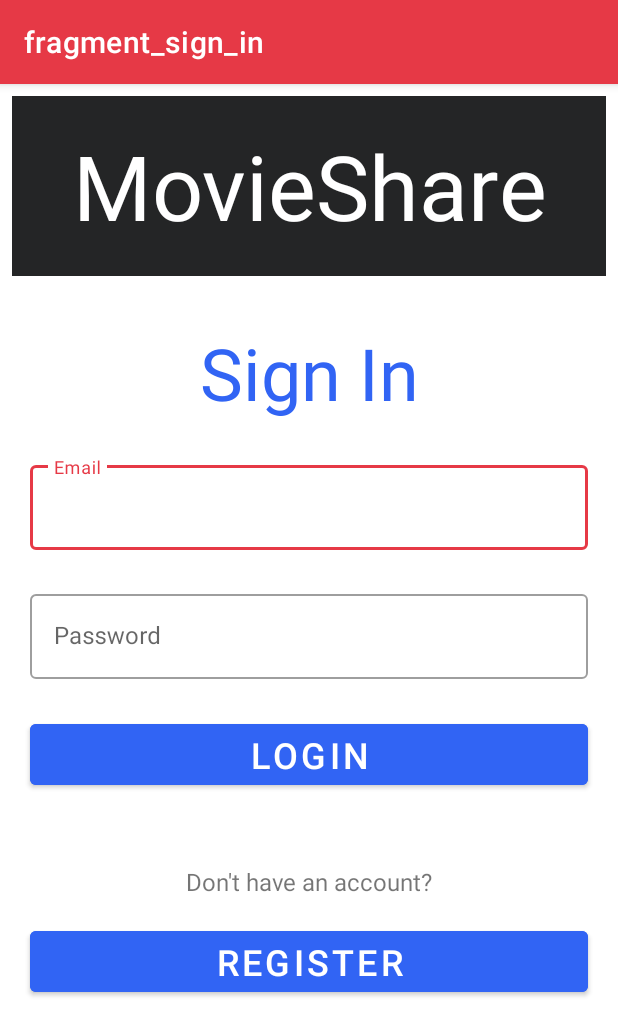
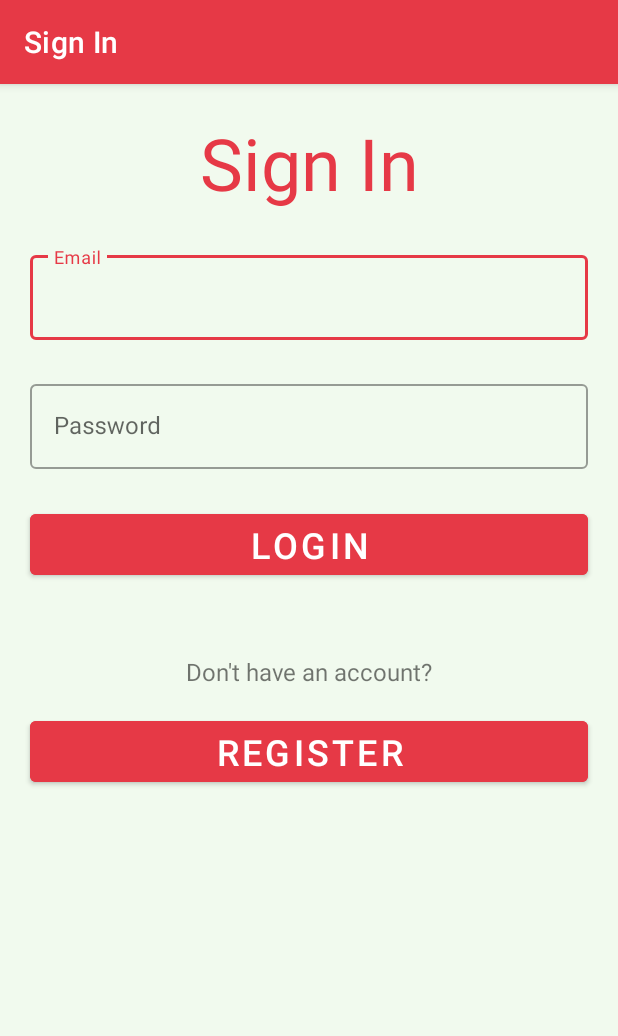
Before and after one commit to YaronZandberg/MovieShare, an Android app: the screen it shows after launch (GuestsActivity), on a phone screen of 412 x 824 dp. Shown: the top 1036 px of the screen. Run offline under Robolectric (Android 15) with nearby library versions, the phone set to English and light mode, and no system bars; our stand-ins replace Firebase (no records; nobody signed in at launch, a user with empty details on screens opened directly), navigation-ui.

Commit message:
Summary:
Currently done:
1. Add grey background to GuestActivity as well.
2. Change Fragments labels in both nav_graphs in order to display a meaningful name.
3. Change all buttons to red.
4. Change all texts in auth fragments to red.
5. Change edit pencil to red.

Need more work:
Off topic:
4. Integrate between ROOM and firebase for user comment list, after implementing authentication and managing to work perfectly with Firebase.

Storage:
1. Create all relevant methods in FirebaseModel in context of photos.

REST API:
1. Implement REST API with Retrofit. Taking movie details from OMDb or IMDb.

Finishes:
1. Add error handling in the project. For example onSuccessListener and onFailureListener of all Firebase methods.
2. Add a black background to all fragments.
4. Remove all simulateSleeping method calls, and if there is no movie util, delete the MovieUtils class.
5. Add swipe refresh with loading observer in UserProfileFragment and UserProfileEditionFragment.

Nice to have:
1. Change all view IDs from old standard to new short standard because of the use of view bindings.
3. Configure movie rating to be the average of all movie comments' rating of that movie. The same goes for movie category rating that will be base on movies rating.
4. Merge addUser and updateUser in UserExecutor and update all method calls accordingly.
5. Delete unused methods from both handlers and executors.

```diff
--- a/app/src/main/res/drawable/edit_image.xml
+++ b/app/src/main/res/drawable/edit_image.xml
@@ -1,4 +1,4 @@
-<vector android:height="24dp" android:tint="#00FD1E"
+<vector android:height="24dp" android:tint="@color/purple_500"
     android:viewportHeight="24" android:viewportWidth="24"
     android:width="24dp" xmlns:android="http://schemas.android.com/apk/res/android">
     <path android:fillColor="@android:color/white" android:pathData="M3,17.25V21h3.75L17.81,9.94l-3.75,-3.75L3,17.25zM20.71,7.04c0.39,-0.39 0.39,-1.02 0,-1.41l-2.34,-2.34c-0.39,-0.39 -1.02,-0.39 -1.41,0l-1.83,1.83 3.75,3.75 1.83,-1.83z"/>
--- a/app/src/main/res/layout/activity_guests.xml
+++ b/app/src/main/res/layout/activity_guests.xml
@@ -4,6 +4,7 @@
     xmlns:tools="http://schemas.android.com/tools"
     android:layout_width="match_parent"
     android:layout_height="match_parent"
+    android:background="@color/grey"
     tools:context=".GuestsActivity">
 
     <androidx.fragment.app.FragmentContainerView
--- a/app/src/main/res/layout/fragment_movie_profile.xml
+++ b/app/src/main/res/layout/fragment_movie_profile.xml
@@ -115,7 +115,7 @@
                 android:layout_marginStart="60dp"
                 android:layout_marginTop="24dp"
                 android:layout_marginEnd="60dp"
-                android:backgroundTint="#2596be"
+                android:backgroundTint="@color/purple_500"
                 android:text="Click for comments"
                 app:layout_constraintEnd_toEndOf="parent"
                 app:layout_constraintStart_toStartOf="parent"
--- a/app/src/main/res/layout/fragment_sign_in.xml
+++ b/app/src/main/res/layout/fragment_sign_in.xml
@@ -7,36 +7,19 @@
     tools:context=".fragments.authentication.SignInFragment">
 
     <TextView
-        android:id="@+id/sign_up_fragment_logo"
-        android:layout_width="0dp"
-        android:layout_height="120dp"
-        android:layout_marginStart="8dp"
-        android:layout_marginTop="8dp"
-        android:layout_marginEnd="8dp"
-        android:background="#242526"
-        android:gravity="center"
-        android:text="MovieShare"
-        android:textColor="@color/white"
-        android:textSize="60sp"
-        app:layout_constraintEnd_toEndOf="parent"
-        app:layout_constraintHorizontal_bias="1.0"
-        app:layout_constraintStart_toStartOf="parent"
-        app:layout_constraintTop_toTopOf="parent" />
-
-    <TextView
         android:id="@+id/sign_up_fragment_headline"
         android:layout_width="0dp"
         android:layout_height="wrap_content"
         android:layout_marginStart="100dp"
-        android:layout_marginTop="32dp"
+        android:layout_marginTop="20dp"
         android:layout_marginEnd="100dp"
         android:gravity="center"
         android:text="Sign In"
-        android:textColor="#3164F4"
+        android:textColor="@color/purple_500"
         android:textSize="48sp"
         app:layout_constraintEnd_toEndOf="parent"
         app:layout_constraintStart_toStartOf="parent"
-        app:layout_constraintTop_toBottomOf="@+id/sign_up_fragment_logo" />
+        app:layout_constraintTop_toTopOf="parent" />
 
     <com.google.android.material.textfield.TextInputLayout
         android:id="@+id/sign_in_fragment_email_input_layout"
@@ -83,7 +66,7 @@
         android:layout_marginStart="20dp"
         android:layout_marginTop="24dp"
         android:layout_marginEnd="20dp"
-        android:backgroundTint="#3164F4"
+        android:backgroundTint="@color/purple_500"
         android:text="LOGIN"
         android:textSize="24sp"
         app:layout_constraintEnd_toEndOf="parent"
@@ -111,7 +94,7 @@
         android:layout_marginStart="20dp"
         android:layout_marginTop="8dp"
         android:layout_marginEnd="20dp"
-        android:backgroundTint="#3164F4"
+        android:backgroundTint="@color/purple_500"
         android:text="REGISTER"
         android:textSize="24sp"
         app:layout_constraintEnd_toEndOf="parent"
--- a/app/src/main/res/layout/fragment_sign_up.xml
+++ b/app/src/main/res/layout/fragment_sign_up.xml
@@ -15,7 +15,7 @@
         android:layout_marginEnd="100dp"
         android:gravity="center"
         android:text="Sign Up"
-        android:textColor="#3164F4"
+        android:textColor="@color/purple_500"
         android:textSize="48sp"
         app:layout_constraintEnd_toEndOf="parent"
         app:layout_constraintStart_toStartOf="parent"
@@ -122,9 +122,9 @@
         android:layout_width="0dp"
         android:layout_height="wrap_content"
         android:layout_marginStart="20dp"
-        android:layout_marginTop="20dp"
+        android:layout_marginTop="24dp"
         android:layout_marginEnd="20dp"
-        android:backgroundTint="#3164F4"
+        android:backgroundTint="@color/purple_500"
         android:text="Register"
         android:textSize="24sp"
         app:layout_constraintEnd_toEndOf="parent"
--- a/app/src/main/res/layout/fragment_user_profile.xml
+++ b/app/src/main/res/layout/fragment_user_profile.xml
@@ -103,7 +103,7 @@
                 android:layout_marginStart="8dp"
                 android:layout_marginTop="24dp"
                 android:layout_marginEnd="8dp"
-                android:backgroundTint="#2596be"
+                android:backgroundTint="@color/purple_500"
                 android:text="Click for comments"
                 app:layout_constraintEnd_toEndOf="parent"
                 app:layout_constraintStart_toStartOf="parent"
@@ -116,7 +116,7 @@
                 android:layout_marginStart="8dp"
                 android:layout_marginTop="24dp"
                 android:layout_marginEnd="8dp"
-                android:backgroundTint="#3164F4"
+                android:backgroundTint="@color/purple_500"
                 android:text="EDIT PROFILE"
                 app:layout_constraintEnd_toEndOf="parent"
                 app:layout_constraintStart_toStartOf="parent"
--- a/app/src/main/res/layout/fragment_user_profile_edition.xml
+++ b/app/src/main/res/layout/fragment_user_profile_edition.xml
@@ -76,9 +76,9 @@
         android:layout_width="match_parent"
         android:layout_height="wrap_content"
         android:layout_marginStart="8dp"
-        android:layout_marginTop="48dp"
+        android:layout_marginTop="24dp"
         android:layout_marginEnd="8dp"
-        android:backgroundTint="#3164F4"
+        android:backgroundTint="@color/purple_500"
         android:text="SAVE"
         app:layout_constraintEnd_toEndOf="parent"
         app:layout_constraintStart_toStartOf="parent"
--- a/app/src/main/res/navigation/guests_nav_graph.xml
+++ b/app/src/main/res/navigation/guests_nav_graph.xml
@@ -8,7 +8,7 @@
     <fragment
         android:id="@+id/signInFragment"
         android:name="com.example.movieshare.fragments.authentication.SignInFragment"
-        android:label="fragment_sign_in"
+        android:label="Sign In"
         tools:layout="@layout/fragment_sign_in">
         <action
             android:id="@+id/action_signInFragment_to_signUpFragment"
@@ -20,7 +20,7 @@
     <fragment
         android:id="@+id/signUpFragment"
         android:name="com.example.movieshare.fragments.authentication.SignUpFragment"
-        android:label="fragment_sign_up"
+        android:label="Sign Up"
         tools:layout="@layout/fragment_sign_up">
         <action
             android:id="@+id/action_signUpFragment_to_nav_graph"
--- a/app/src/main/res/navigation/main_nav_graph.xml
+++ b/app/src/main/res/navigation/main_nav_graph.xml
@@ -8,7 +8,7 @@
     <fragment
         android:id="@+id/userProfileFragment"
         android:name="com.example.movieshare.fragments.user.UserProfileFragment"
-        android:label="fragment_profile"
+        android:label="User Profile"
         tools:layout="@layout/fragment_user_profile">
         <action
             android:id="@+id/action_profileFragment_to_userCommentListFragment"
@@ -20,7 +20,7 @@
     <fragment
         android:id="@+id/userCommentListFragment"
         android:name="com.example.movieshare.fragments.user.UserCommentListFragment"
-        android:label="fragment_user_comment_list"
+        android:label="User Comment List"
         tools:layout="@layout/fragment_user_comment_list">
         <action
             android:id="@+id/action_userCommentListFragment_to_userCommentEditionFragment"
@@ -32,7 +32,7 @@
     <fragment
         android:id="@+id/userCommentEditionFragment"
         android:name="com.example.movieshare.fragments.user.UserCommentEditionFragment"
-        android:label="fragment_user_comment_edition"
+        android:label="Edit Comment"
         tools:layout="@layout/fragment_user_comment_edition">
         <argument
             android:name="movieCommentPosition"
@@ -44,7 +44,7 @@
     <fragment
         android:id="@+id/userCommentAdditionFragment"
         android:name="com.example.movieshare.fragments.user.UserCommentAdditionFragment"
-        android:label="fragment_user_comment_addition"
+        android:label="Add Comment"
         tools:layout="@layout/fragment_user_comment_addition">
         <argument
             android:name="movieName"
@@ -53,7 +53,7 @@
     <fragment
         android:id="@+id/movieHomeFragment"
         android:name="com.example.movieshare.fragments.movie.MovieHomeFragment"
-        android:label="fragment_movie_home"
+        android:label="Movie Categories"
         tools:layout="@layout/fragment_movie_home">
         <action
             android:id="@+id/action_movieHomeFragment_to_movieListFragment"
@@ -62,7 +62,7 @@
     <fragment
         android:id="@+id/movieListFragment"
         android:name="com.example.movieshare.fragments.movie.MovieListFragment"
-        android:label="fragment_movie_list"
+        android:label="Movie List"
         tools:layout="@layout/fragment_movie_list">
         <argument
             android:name="movieCategoryPosition"
@@ -74,7 +74,7 @@
     <fragment
         android:id="@+id/movieProfileFragment"
         android:name="com.example.movieshare.fragments.movie.MovieProfileFragment"
-        android:label="fragment_movie_profile"
+        android:label="Movie Profile"
         tools:layout="@layout/fragment_movie_profile">
         <argument
             android:name="moviePosition"
@@ -92,7 +92,7 @@
     <fragment
         android:id="@+id/movieCommentListFragment"
         android:name="com.example.movieshare.fragments.movie.MovieCommentListFragment"
-        android:label="fragment_movie_comment_list"
+        android:label="Movie Comments"
         tools:layout="@layout/fragment_movie_comment_list">
         <argument
             android:name="movieId"
@@ -104,7 +104,7 @@
     <fragment
         android:id="@+id/userProfileEditionFragment"
         android:name="com.example.movieshare.fragments.user.UserProfileEditionFragment"
-        android:label="fragment_user_profile_edition"
+        android:label="Edit Profile"
         tools:layout="@layout/fragment_user_profile_edition">
         <argument
             android:name="userId"
```
Also changed, not shown: app/src/main/res/layout/fragment_user_comment_addition.xml (+4 -4 lines), app/src/main/res/layout/fragment_user_comment_edition.xml (+4 -4 lines).
